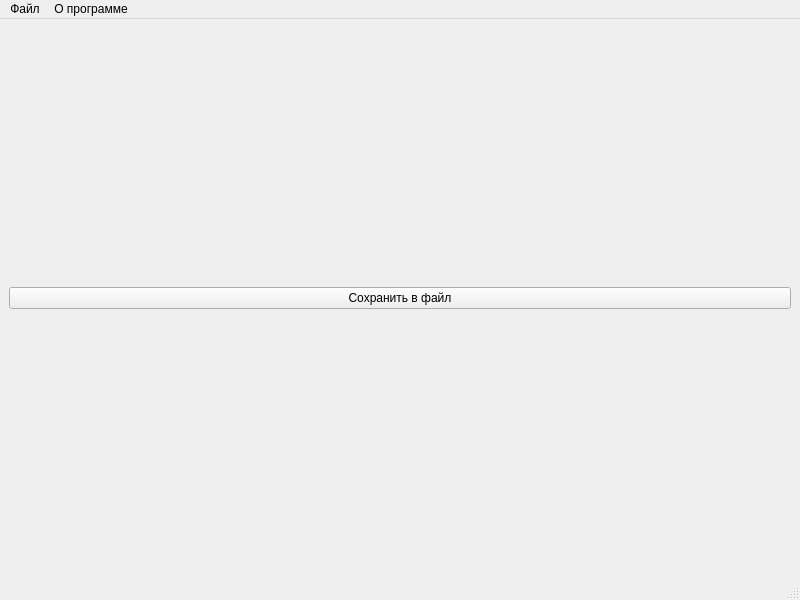
This is src/UI/infowindow.ui in KorzikAlex/Satellites as Qt 5 draws it before an edit. The edited form follows.
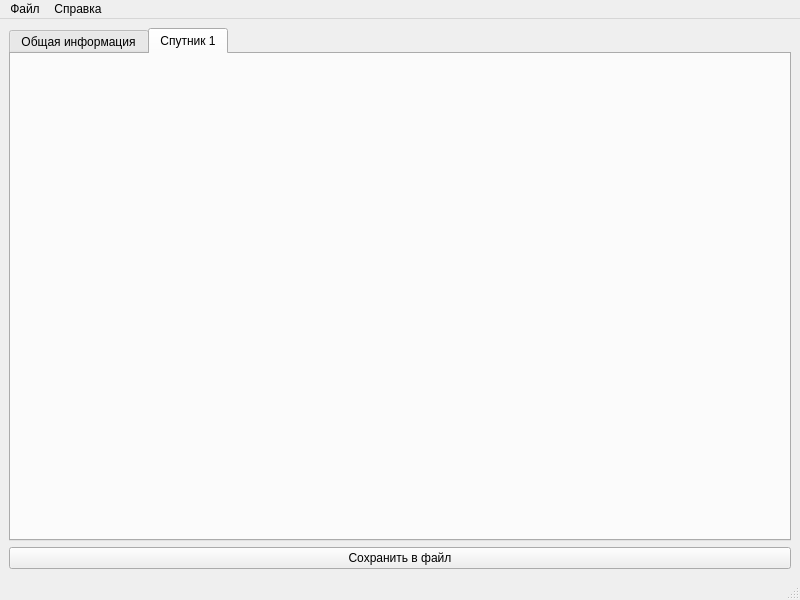
This is the edited form. Icons and pictures are not drawn.

Commit message: add logic for showing a new window

The edit to the form file:
```diff
--- a/src/UI/infowindow.ui
+++ b/src/UI/infowindow.ui
@@ -17,15 +17,41 @@
    <layout class="QGridLayout" name="gridLayout_2">
     <item row="0" column="0">
      <layout class="QGridLayout" name="gridLayout">
-      <item row="0" column="0">
-       <widget class="QPushButton" name="pushButton">
-        <property name="text">
-         <string>Сохранить в файл</string>
+      <item row="1" column="0">
+       <widget class="QTabWidget" name="tabWidget">
+        <property name="currentIndex">
+         <number>1</number>
         </property>
+        <property name="tabsClosable">
+         <bool>false</bool>
+        </property>
+        <property name="movable">
+         <bool>true</bool>
+        </property>
+        <widget class="QWidget" name="generalTab">
+         <property name="accessibleName">
+          <string/>
+         </property>
+         <attribute name="title">
+          <string>Общая информация</string>
+         </attribute>
+        </widget>
+        <widget class="QWidget" name="satelliteTab_1">
+         <attribute name="title">
+          <string>Спутник 1</string>
+         </attribute>
+        </widget>
        </widget>
       </item>
      </layout>
     </item>
+    <item row="1" column="0">
+     <widget class="QPushButton" name="pushButton">
+      <property name="text">
+       <string>Сохранить в файл</string>
+      </property>
+     </widget>
+    </item>
    </layout>
   </widget>
   <widget class="QMenuBar" name="menubar">
@@ -37,7 +63,7 @@
      <height>25</height>
     </rect>
    </property>
-   <widget class="QMenu" name="menu">
+   <widget class="QMenu" name="fileMenu">
     <property name="title">
      <string>Файл</string>
     </property>
@@ -46,13 +72,13 @@
     <addaction name="separator"/>
     <addaction name="action_4"/>
    </widget>
-   <widget class="QMenu" name="menu_2">
+   <widget class="QMenu" name="infoMenu">
     <property name="title">
-     <string>О программе</string>
+     <string>Справка</string>
     </property>
    </widget>
-   <addaction name="menu"/>
-   <addaction name="menu_2"/>
+   <addaction name="fileMenu"/>
+   <addaction name="infoMenu"/>
   </widget>
   <widget class="QStatusBar" name="statusbar"/>
   <action name="action">
```
Left out of the diff: 28 changed lines with no effect on the pictures. The commit also changes 7 other files.
